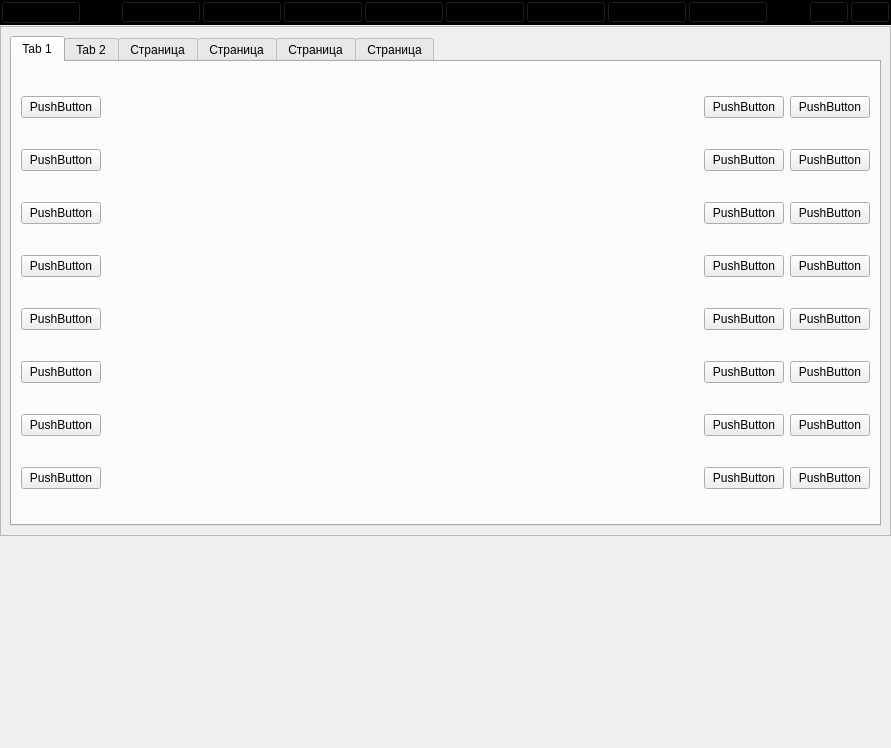
Before: the Qt Designer form mainwindow.ui in NOMAD1992/qtmenu, drawn with Qt 5.
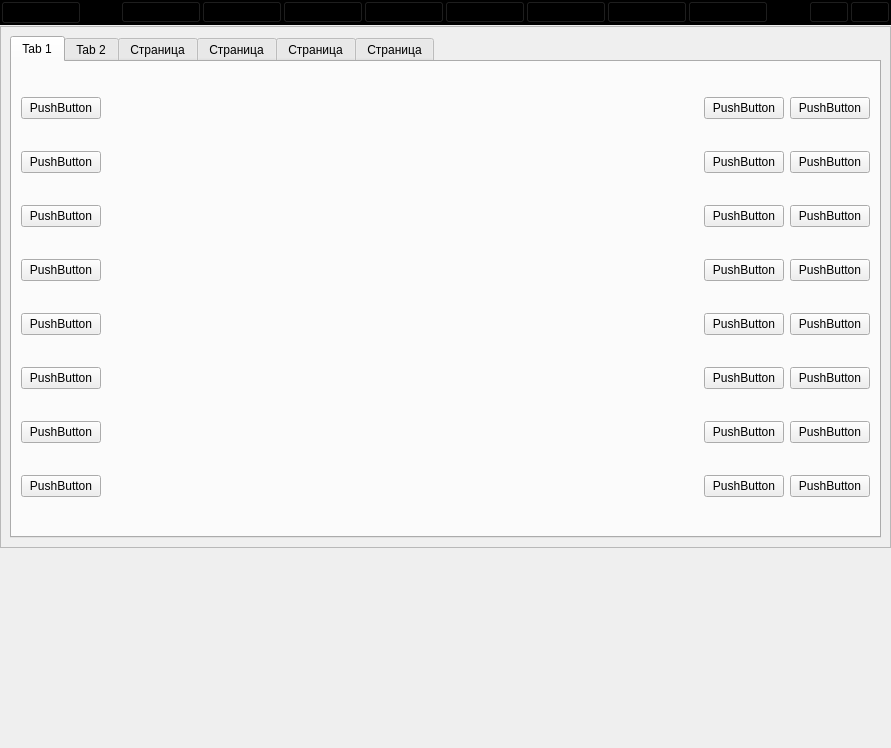
After: the same form once the commit is applied. Icons and pictures are not drawn.

```diff
--- a/mainwindow.ui
+++ b/mainwindow.ui
@@ -14,7 +14,7 @@
    <string>MainWindow</string>
   </property>
   <widget class="QWidget" name="centralwidget">
-   <layout class="QVBoxLayout" name="verticalLayout" stretch="0,4,3">
+   <layout class="QVBoxLayout" name="verticalLayout" stretch="0,1,0">
     <property name="spacing">
      <number>1</number>
     </property>
@@ -627,7 +627,7 @@
       <property name="sizeHint" stdset="0">
        <size>
         <width>20</width>
-        <height>40</height>
+        <height>200</height>
        </size>
       </property>
      </spacer>
```
